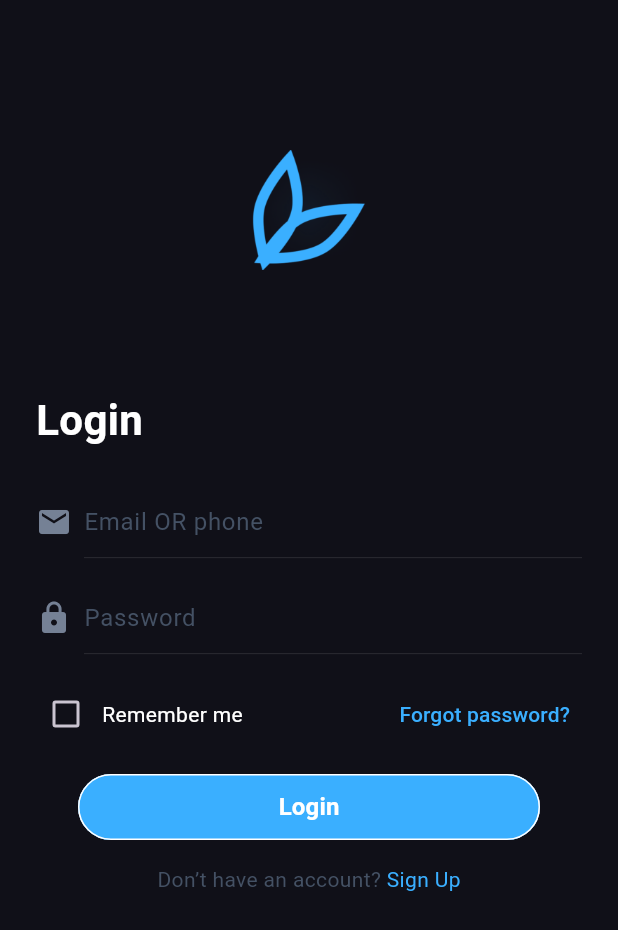
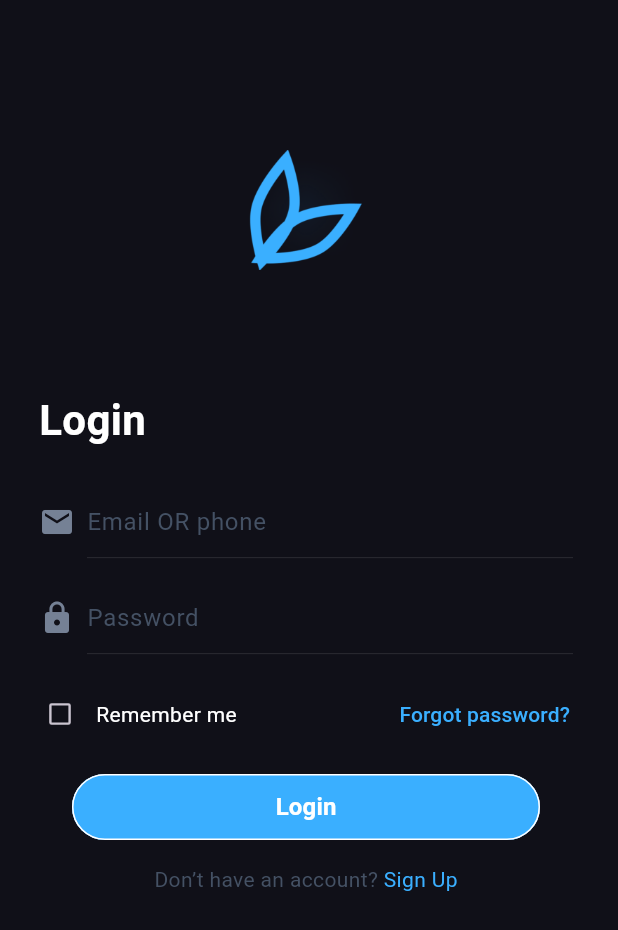
Before and after one commit to mahfuj-ahmed-jim/transport_application_demo, a Flutter app: the LoginScreen screen opened by its route, on a phone screen of 412 x 824 dp. Shown: the top 930 px of the screen. Run offline on Flutter 3.47's test engine with Material 3 defaults, Android fonts, the light colour scheme and no system bars.

Commit message:
fix: Issue

```diff
--- a/lib/pages/load_board_screen.dart
+++ b/lib/pages/load_board_screen.dart
@@ -82,6 +82,7 @@ class _LoadBoardScreenState extends State<LoadBoardScreen> {
   Widget build(BuildContext context) {
     return Scaffold(
       extendBody: true,
+      backgroundColor: const Color(0xFF101018),
       appBar: const CustomAppbar(),
       body: SingleChildScrollView(
         child: Padding(
--- a/lib/pages/login_screen.dart
+++ b/lib/pages/login_screen.dart
@@ -22,7 +22,7 @@ class _LoginScreenState extends State<LoginScreen> {
       body: SafeArea(
         child: SingleChildScrollView(
           child: Padding(
-            padding: const EdgeInsets.only(left: 20, right: 20, top: 100),
+            padding: const EdgeInsets.only(left: 16, right: 20, top: 100),
             child: Column(
               mainAxisAlignment: MainAxisAlignment.center,
               children: [
@@ -33,7 +33,7 @@ class _LoginScreenState extends State<LoginScreen> {
                 ),
                 const SizedBox(height: 80),
                 const Padding(
-                  padding: EdgeInsets.symmetric(horizontal: 4),
+                  padding: EdgeInsets.symmetric(horizontal: 10),
                   child: Column(
                     crossAxisAlignment: CrossAxisAlignment.start,
                     children: [
@@ -65,14 +65,18 @@ class _LoginScreenState extends State<LoginScreen> {
                   children: [
                     Row(
                       children: [
-                        Checkbox(
+                        Transform.scale(
+                          scale: 0.8,
+                          child: Checkbox(
                             value: _rememberMe,
+                            splashRadius: 0,
                             onChanged: (bool? value) {
                               setState(() {
                                 _rememberMe = value ?? false;
                               });
                             },
                             activeColor: const Color(0xFF3AAFFF),
+                          ),
                         ),
                         const Text(
                           'Remember me',
--- a/pubspec.yaml
+++ b/pubspec.yaml
@@ -19,7 +19,7 @@ publish_to: 'none' # Remove this line if you wish to publish to pub.dev
 version: 1.0.0+1
 
 environment:
-  sdk: ^3.5.4
+  sdk: ^3.5.3
 
 # Dependencies specify other packages that your package needs in order to work.
 # To automatically upgrade your package dependencies to the latest versions
```
Also changed, not shown: lib/pages/pickup_form_screen.dart (+6 -3 lines), pubspec.lock. Lines whose indentation alone changed are shown as unchanged.
